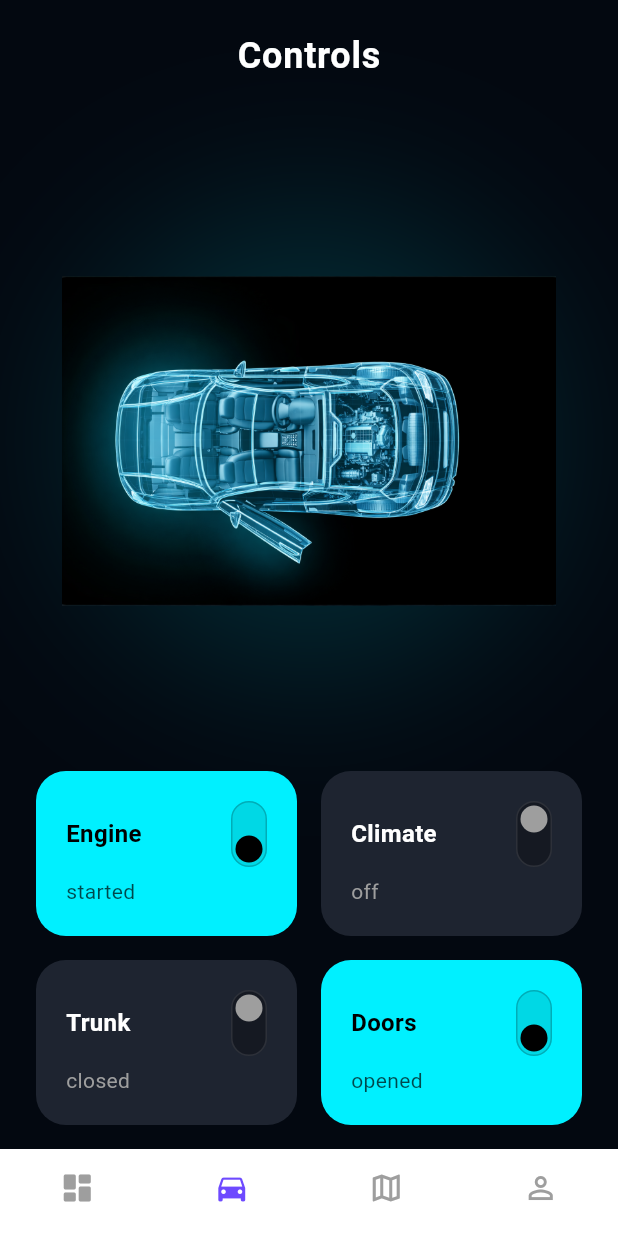
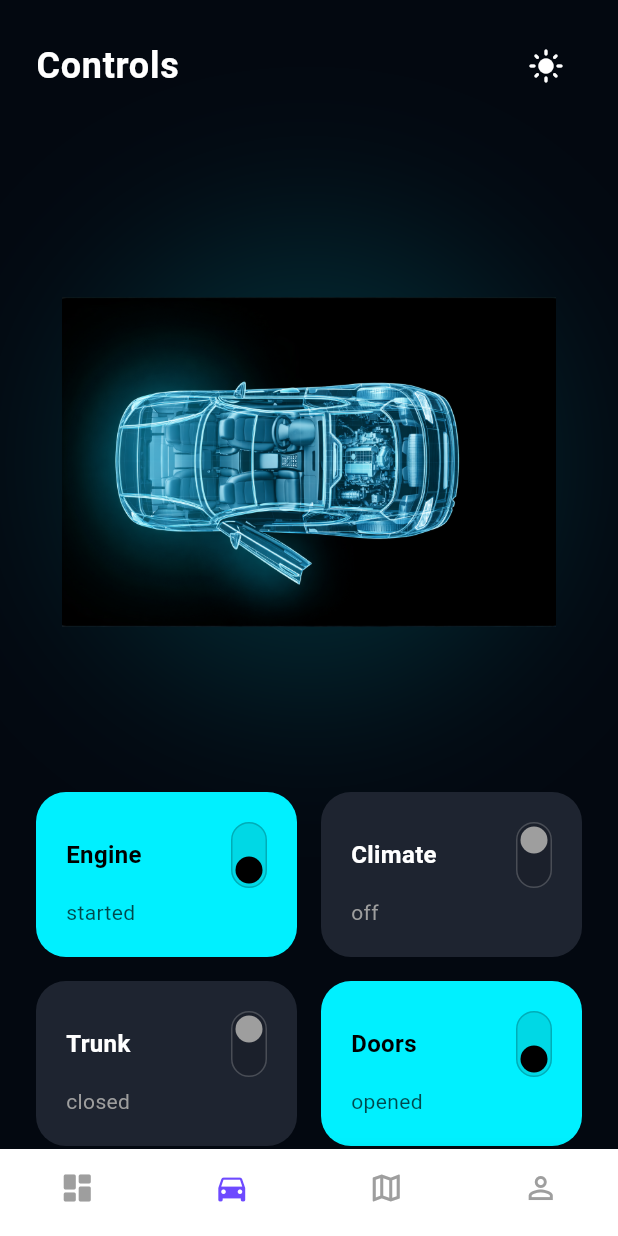
Before and after one commit to RKSAKETH/Car-Dashboard-Display, a Flutter app: the screen it shows after launch, item 2 of the bottom bar chosen, on a phone screen of 412 x 824 dp. Run offline on Flutter 3.47's test engine with Material 3 defaults, Android fonts, the phone set to English and light mode, and no system bars; network calls fail; Roboto replaces fonts that are missing (SansSerif).

```diff
--- a/lib/controls_screen.dart
+++ b/lib/controls_screen.dart
@@ -14,19 +14,24 @@ class _ControlsScreenState extends State<ControlsScreen> {
   bool isTrunkOpen = false;
   bool isDoorsOpen = true;
 
+  // New state variable for Theme Mode
+  bool isDarkMode = true;
+
   @override
   Widget build(BuildContext context) {
     // Screen dimensions
     final size = MediaQuery.of(context).size;
     final double padding = 24.0;
 
-    // We use a specific Theme for this screen to match the Neon/Dark look
+    // Define colors based on mode
+    final Color backgroundColor = isDarkMode ? const Color(0xFF030810) : Colors.white;
+    final Color textColor = isDarkMode ? Colors.white : Colors.black;
+    final Color tileInactiveColor = isDarkMode ? const Color(0xFF1E2430) : Colors.grey.shade200;
+
     return Theme(
-      data: ThemeData.dark().copyWith(
-        scaffoldBackgroundColor: const Color(0xFF030810),
-      ),
+      data: isDarkMode ? ThemeData.dark() : ThemeData.light(),
       child: Scaffold(
-        backgroundColor: const Color(0xFF030810),
+        backgroundColor: backgroundColor,
         body: SafeArea(
           child: Column(
             children: [
@@ -38,15 +43,32 @@ class _ControlsScreenState extends State<ControlsScreen> {
                   child: Column(
                     children: [
                       const SizedBox(height: 20),
-                      // Header
-                      const Text(
+                      // Header with Theme Toggle
+                      Row(
+                        mainAxisAlignment: MainAxisAlignment.spaceBetween,
+                        children: [
+                          Text(
                             "Controls",
                             style: TextStyle(
                               fontSize: 24,
                               fontWeight: FontWeight.bold,
-                          color: Colors.white,
+                              color: textColor,
                               letterSpacing: 0.5,
                             ),
+                          ),
+                          // Theme Toggle Button
+                          IconButton(
+                            onPressed: () {
+                              setState(() {
+                                isDarkMode = !isDarkMode;
+                              });
+                            },
+                            icon: Icon(
+                              isDarkMode ? Icons.light_mode : Icons.dark_mode,
+                              color: textColor,
+                            ),
+                          ),
+                        ],
                       ),
 
                       const SizedBox(height: 40),
@@ -64,9 +86,7 @@ class _ControlsScreenState extends State<ControlsScreen> {
                                 shape: BoxShape.circle,
                                 boxShadow: [
                                   BoxShadow(
-                                    color: const Color(
-                                      0xFF00F0FF,
-                                    ).withOpacity(0.15),
+                                    color: const Color(0xFF00F0FF).withOpacity(0.15),
                                     blurRadius: 100,
                                     spreadRadius: 10,
                                   ),
@@ -74,14 +94,15 @@ class _ControlsScreenState extends State<ControlsScreen> {
                               ),
                             ),
                             // 2. Car Image
-                            // Ensure you have this image in your assets folder
                             SizedBox(
                               height: 400,
                               width: size.width * 0.8,
                               child: Image.asset(
-                                'assets/car_top_view.png', // Make sure this file exists!
+                                'assets/car_top_view.png',
                                 fit: BoxFit.contain,
-                                // Removed color tint so original image shows
+                                // Add logic to invert color if the image is a silhouette,
+                                // remove color param if it's a real photo.
+                                // color: isDarkMode ? null : Colors.black,
                               ),
                             ),
                           ],
@@ -99,9 +120,10 @@ class _ControlsScreenState extends State<ControlsScreen> {
                               label: "Engine",
                               status: isEngineOn ? "started" : "off",
                               isOn: isEngineOn,
+                              inactiveColor: tileInactiveColor,
+                              textColor: textColor,
                               icon: Icons.power_settings_new,
-                              onTap: () =>
-                                  setState(() => isEngineOn = !isEngineOn),
+                              onTap: () => setState(() => isEngineOn = !isEngineOn),
                             ),
                           ),
                           const SizedBox(width: 16),
@@ -110,9 +132,10 @@ class _ControlsScreenState extends State<ControlsScreen> {
                               label: "Climate",
                               status: isClimateOn ? "on" : "off",
                               isOn: isClimateOn,
+                              inactiveColor: tileInactiveColor,
+                              textColor: textColor,
                               icon: Icons.thermostat,
-                              onTap: () =>
-                                  setState(() => isClimateOn = !isClimateOn),
+                              onTap: () => setState(() => isClimateOn = !isClimateOn),
                             ),
                           ),
                         ],
@@ -126,9 +149,10 @@ class _ControlsScreenState extends State<ControlsScreen> {
                               label: "Trunk",
                               status: isTrunkOpen ? "opened" : "closed",
                               isOn: isTrunkOpen,
+                              inactiveColor: tileInactiveColor,
+                              textColor: textColor,
                               icon: Icons.directions_car,
-                              onTap: () =>
-                                  setState(() => isTrunkOpen = !isTrunkOpen),
+                              onTap: () => setState(() => isTrunkOpen = !isTrunkOpen),
                             ),
                           ),
                           const SizedBox(width: 16),
@@ -137,20 +161,19 @@ class _ControlsScreenState extends State<ControlsScreen> {
                               label: "Doors",
                               status: isDoorsOpen ? "opened" : "closed",
                               isOn: isDoorsOpen,
+                              inactiveColor: tileInactiveColor,
+                              textColor: textColor,
                               icon: Icons.lock_open,
-                              onTap: () =>
-                                  setState(() => isDoorsOpen = !isDoorsOpen),
+                              onTap: () => setState(() => isDoorsOpen = !isDoorsOpen),
                             ),
                           ),
                         ],
                       ),
-                      const SizedBox(height: 40), // Spacing at bottom
+                      const SizedBox(height: 40),
                     ],
                   ),
                 ),
               ),
-              // Note: I removed the custom bottom container here because
-              // we are using the main app's real BottomNavigationBar now.
             ],
           ),
         ),
@@ -165,6 +188,8 @@ class ControlTile extends StatelessWidget {
   final String status;
   final bool isOn;
   final IconData icon;
+  final Color inactiveColor;
+  final Color textColor;
   final VoidCallback onTap;
 
   const ControlTile({
@@ -173,6 +198,8 @@ class ControlTile extends StatelessWidget {
     required this.status,
     required this.isOn,
     required this.icon,
+    required this.inactiveColor,
+    required this.textColor,
     required this.onTap,
   });
 
@@ -180,12 +207,13 @@ class ControlTile extends StatelessWidget {
   Widget build(BuildContext context) {
     return GestureDetector(
       onTap: onTap,
-      child: Container(
+      child: AnimatedContainer(
+        duration: const Duration(milliseconds: 300),
         padding: const EdgeInsets.all(20),
-        height: 110, // Fixed height for uniformity
+        height: 110,
         decoration: BoxDecoration(
-          // Logic: Cyan if ON, Dark Grey if OFF
-          color: isOn ? const Color(0xFF00F0FF) : const Color(0xFF1E2430),
+          // Cyan if ON, Dynamic Inactive Color if OFF
+          color: isOn ? const Color(0xFF00F0FF) : inactiveColor,
           borderRadius: BorderRadius.circular(20),
         ),
         child: Column(
@@ -199,7 +227,8 @@ class ControlTile extends StatelessWidget {
                 Text(
                   label,
                   style: TextStyle(
-                    color: isOn ? Colors.black : Colors.white,
+                    // If ON, text is black. If OFF, text adapts to theme.
+                    color: isOn ? Colors.black : textColor,
                     fontSize: 16,
                     fontWeight: FontWeight.bold,
                   ),
@@ -211,12 +240,12 @@ class ControlTile extends StatelessWidget {
                   decoration: BoxDecoration(
                     color: isOn
                         ? Colors.black.withOpacity(0.1)
-                        : Colors.black.withOpacity(0.3),
+                        : Colors.black.withOpacity(0.1), // Adjusted for visibility
                     borderRadius: BorderRadius.circular(20),
                     border: Border.all(
                       color: isOn
                           ? Colors.black.withOpacity(0.2)
-                          : Colors.white.withOpacity(0.1),
+                          : textColor.withOpacity(0.2),
                       width: 1,
                     ),
                   ),
@@ -225,11 +254,12 @@ class ControlTile extends StatelessWidget {
                     children: [
                       AnimatedPositioned(
                         duration: const Duration(milliseconds: 200),
-                        top: isOn ? 22 : 2, // Move circle up/down
+                        top: isOn ? 22 : 2,
                         child: Container(
                           width: 18,
                           height: 18,
                           decoration: BoxDecoration(
+                            // Circle color logic
                             color: isOn ? Colors.black : Colors.grey,
                             shape: BoxShape.circle,
                           ),
--- a/lib/main.dart
+++ b/lib/main.dart
@@ -1,5 +1,7 @@
 import 'package:flutter/material.dart';
 import 'controls_screen.dart'; // Import the file we created above
+import 'map_screen.dart';
+import 'profile_screen.dart';
 
 void main() {
   runApp(const ElechargeApp());
@@ -92,8 +94,8 @@ class _MainNavigationScaffoldState extends State<MainNavigationScaffold> {
       // Index 1: The Controls Screen (Imported from controls_screen.dart)
       const ControlsScreen(),
       // Index 2: Placeholders for other tabs
-      const Center(child: Text("Map Screen Placeholder")),
-      const Center(child: Text("Profile Screen Placeholder")),
+      const MapScreen(),
+      const ProfileScreen(),
     ];
 
     return Scaffold(
```
Also changed, not shown: lib/map_screen.dart (added, +191 -0 lines), lib/profile_screen.dart (added, +54 -0 lines). Lines whose indentation alone changed are shown as unchanged.
